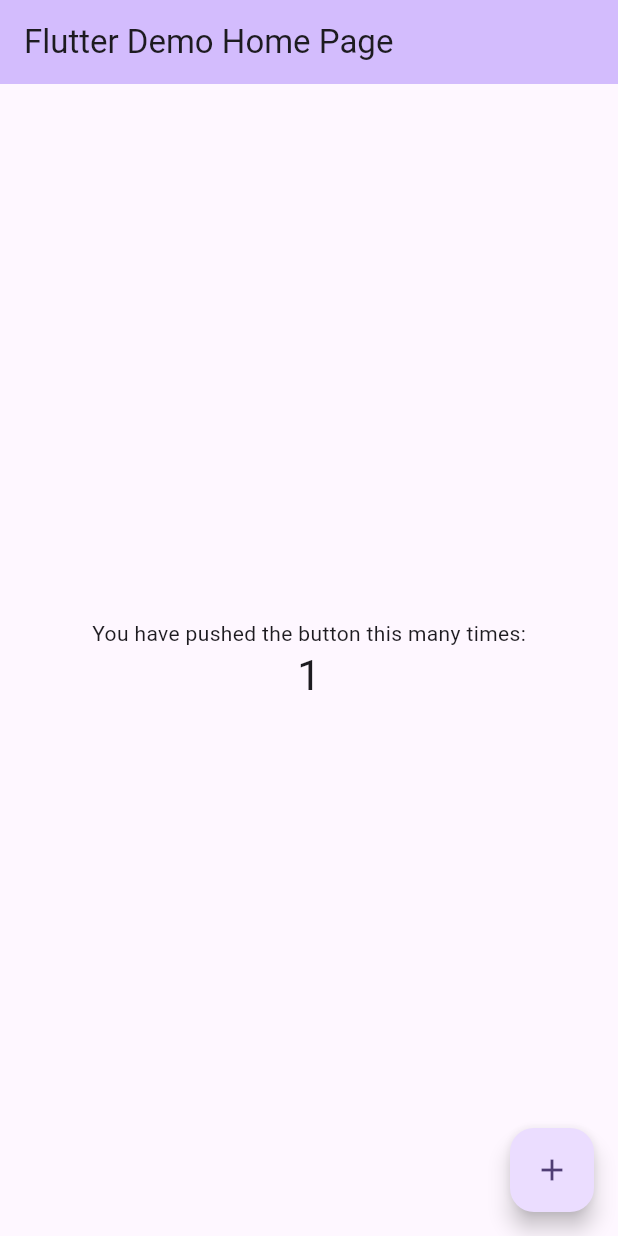
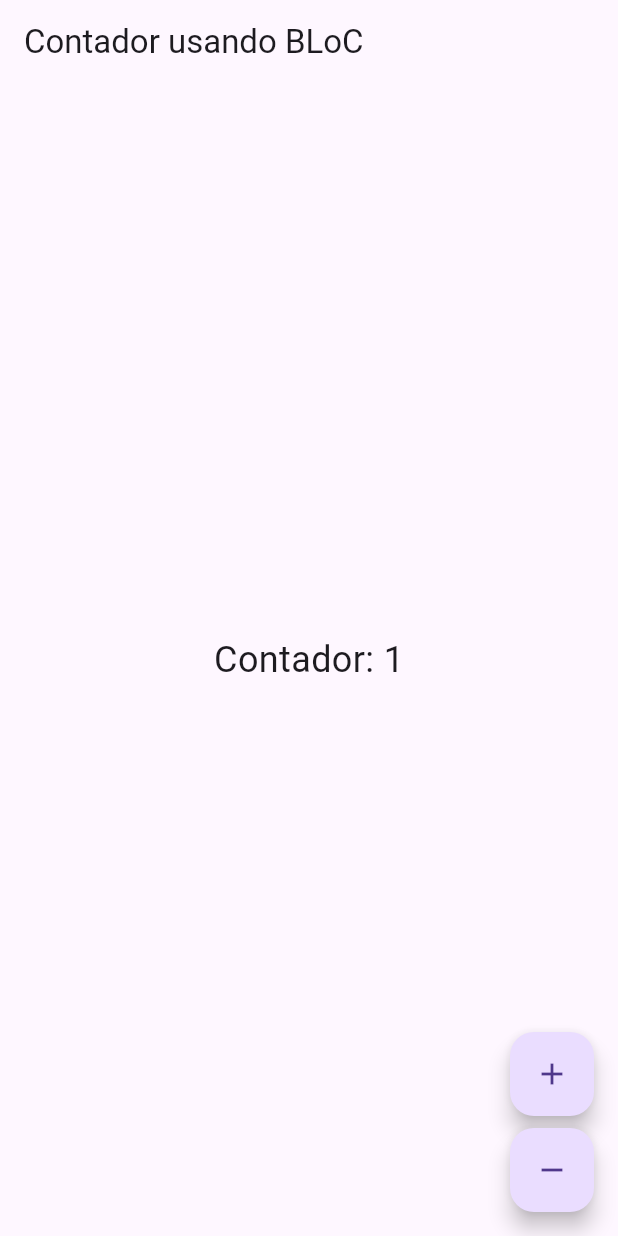
Before and after one commit to kaiqueBellmont/flutter_BLoC_example, a Flutter app: the screen it shows after launch, after a tap on the "add" icon, on a phone screen of 412 x 824 dp. Run offline on Flutter 3.47's test engine with Material 3 defaults, Android fonts, the phone set to English and light mode, and no system bars; our stand-ins replace bloc, flutter_bloc.

Commit message:
Create simple project

```diff
--- a/lib/blocs/counter_bloc.dart
+++ b/lib/blocs/counter_bloc.dart
@@ -0,0 +1,11 @@
+// lib/blocs/counter_bloc.dart
+import 'package:bloc/bloc.dart';
+import 'counter_event.dart';
+import 'counter_state.dart';
+
+class CounterBloc extends Bloc<CounterEvent, CounterState> {
+  CounterBloc() : super(CounterState(0)) {
+    on<CounterIncremented>((event, emit) => emit(CounterState(state.counterValue + 1)));
+    on<CounterDecremented>((event, emit) => emit(CounterState(state.counterValue - 1)));
+  }
+}
--- a/lib/blocs/counter_event.dart
+++ b/lib/blocs/counter_event.dart
@@ -0,0 +1,6 @@
+// lib/blocs/counter_event.dart
+abstract class CounterEvent {}
+
+class CounterIncremented extends CounterEvent {}
+
+class CounterDecremented extends CounterEvent {}
--- a/lib/blocs/counter_state.dart
+++ b/lib/blocs/counter_state.dart
@@ -0,0 +1,6 @@
+// lib/blocs/counter_state.dart
+class CounterState {
+  final int counterValue;
+
+  CounterState(this.counterValue);
+}
--- a/lib/main.dart
+++ b/lib/main.dart
@@ -1,125 +1,21 @@
+// lib/main.dart
 import 'package:flutter/material.dart';
+import 'package:flutter_bloc/flutter_bloc.dart';
+import 'blocs/counter_bloc.dart';
+import 'ui/pages/counter_page.dart';
 
 void main() {
-  runApp(const MyApp());
+  runApp(MyApp());
 }
 
 class MyApp extends StatelessWidget {
-  const MyApp({super.key});
-
-  // This widget is the root of your application.
   @override
   Widget build(BuildContext context) {
     return MaterialApp(
-      title: 'Flutter Demo',
-      theme: ThemeData(
-        // This is the theme of your application.
-        //
-        // TRY THIS: Try running your application with "flutter run". You'll see
-        // the application has a purple toolbar. Then, without quitting the app,
-        // try changing the seedColor in the colorScheme below to Colors.green
-        // and then invoke "hot reload" (save your changes or press the "hot
-        // reload" button in a Flutter-supported IDE, or press "r" if you used
-        // the command line to start the app).
-        //
-        // Notice that the counter didn't reset back to zero; the application
-        // state is not lost during the reload. To reset the state, use hot
-        // restart instead.
-        //
-        // This works for code too, not just values: Most code changes can be
-        // tested with just a hot reload.
-        colorScheme: ColorScheme.fromSeed(seedColor: Colors.deepPurple),
-        useMaterial3: true,
+      home: BlocProvider(
+        create: (context) => CounterBloc(),
+        child: CounterPage(),
       ),
-      home: const MyHomePage(title: 'Flutter Demo Home Page'),
     );
   }
 }
-
-class MyHomePage extends StatefulWidget {
-  const MyHomePage({super.key, required this.title});
-
-  // This widget is the home page of your application. It is stateful, meaning
-  // that it has a State object (defined below) that contains fields that affect
-  // how it looks.
-
-  // This class is the configuration for the state. It holds the values (in this
-  // case the title) provided by the parent (in this case the App widget) and
-  // used by the build method of the State. Fields in a Widget subclass are
-  // always marked "final".
-
-  final String title;
-
-  @override
-  State<MyHomePage> createState() => _MyHomePageState();
-}
-
-class _MyHomePageState extends State<MyHomePage> {
-  int _counter = 0;
-
-  void _incrementCounter() {
-    setState(() {
-      // This call to setState tells the Flutter framework that something has
-      // changed in this State, which causes it to rerun the build method below
-      // so that the display can reflect the updated values. If we changed
-      // _counter without calling setState(), then the build method would not be
-      // called again, and so nothing would appear to happen.
-      _counter++;
-    });
-  }
-
-  @override
-  Widget build(BuildContext context) {
-    // This method is rerun every time setState is called, for instance as done
-    // by the _incrementCounter method above.
-    //
-    // The Flutter framework has been optimized to make rerunning build methods
-    // fast, so that you can just rebuild anything that needs updating rather
-    // than having to individually change instances of widgets.
-    return Scaffold(
-      appBar: AppBar(
-        // TRY THIS: Try changing the color here to a specific color (to
-        // Colors.amber, perhaps?) and trigger a hot reload to see the AppBar
-        // change color while the other colors stay the same.
-        backgroundColor: Theme.of(context).colorScheme.inversePrimary,
-        // Here we take the value from the MyHomePage object that was created by
-        // the App.build method, and use it to set our appbar title.
-        title: Text(widget.title),
-      ),
-      body: Center(
-        // Center is a layout widget. It takes a single child and positions it
-        // in the middle of the parent.
-        child: Column(
-          // Column is also a layout widget. It takes a list of children and
-          // arranges them vertically. By default, it sizes itself to fit its
-          // children horizontally, and tries to be as tall as its parent.
-          //
-          // Column has various properties to control how it sizes itself and
-          // how it positions its children. Here we use mainAxisAlignment to
-          // center the children vertically; the main axis here is the vertical
-          // axis because Columns are vertical (the cross axis would be
-          // horizontal).
-          //
-          // TRY THIS: Invoke "debug painting" (choose the "Toggle Debug Paint"
-          // action in the IDE, or press "p" in the console), to see the
-          // wireframe for each widget.
-          mainAxisAlignment: MainAxisAlignment.center,
-          children: <Widget>[
-            const Text(
-              'You have pushed the button this many times:',
-            ),
-            Text(
-              '$_counter',
-              style: Theme.of(context).textTheme.headlineMedium,
-            ),
-          ],
-        ),
-      ),
-      floatingActionButton: FloatingActionButton(
-        onPressed: _incrementCounter,
-        tooltip: 'Increment',
-        child: const Icon(Icons.add),
-      ), // This trailing comma makes auto-formatting nicer for build methods.
-    );
-  }
-}
--- a/lib/ui/pages/counter_page.dart
+++ b/lib/ui/pages/counter_page.dart
@@ -0,0 +1,49 @@
+// lib/ui/pages/counter_page.dart
+import 'package:flutter/material.dart';
+import 'package:flutter_bloc/flutter_bloc.dart';
+import '../../blocs/counter_bloc.dart';
+import '../../blocs/counter_event.dart';
+import '../../blocs/counter_state.dart';
+
+class CounterPage extends StatelessWidget {
+  @override
+  Widget build(BuildContext context) {
+    final counterBloc = BlocProvider.of<CounterBloc>(context);
+
+    return Scaffold(
+      appBar: AppBar(
+        title: Text('Contador usando BLoC'),
+      ),
+      body: Center(
+        child: BlocBuilder<CounterBloc, CounterState>(
+          builder: (context, state) {
+            return Text(
+              'Contador: ${state.counterValue}',
+              style: TextStyle(fontSize: 24),
+            );
+          },
+        ),
+      ),
+      floatingActionButton: Column(
+        mainAxisAlignment: MainAxisAlignment.end,
+        children: <Widget>[
+          FloatingActionButton(
+            onPressed: () {
+              counterBloc.add(CounterIncremented());
+            },
+            tooltip: 'Incrementar',
+            child: Icon(Icons.add),
+          ),
+          SizedBox(height: 8),
+          FloatingActionButton(
+            onPressed: () {
+              counterBloc.add(CounterDecremented());
+            },
+            tooltip: 'Decrementar',
+            child: Icon(Icons.remove),
+          ),
+        ],
+      ),
+    );
+  }
+}
```
